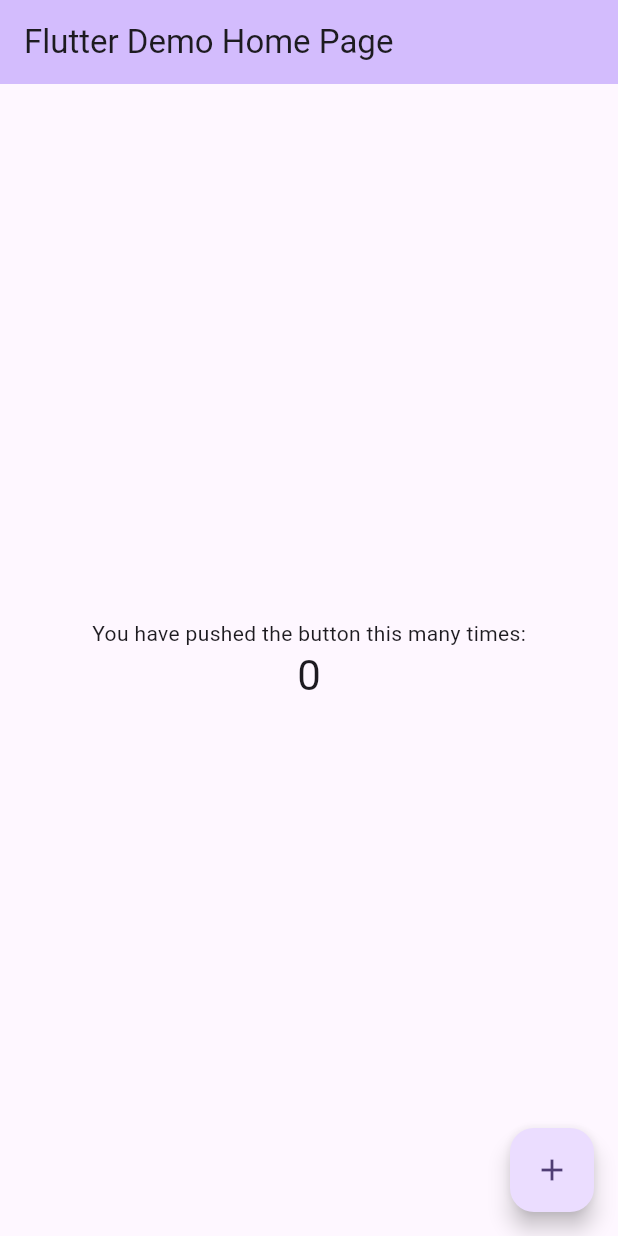
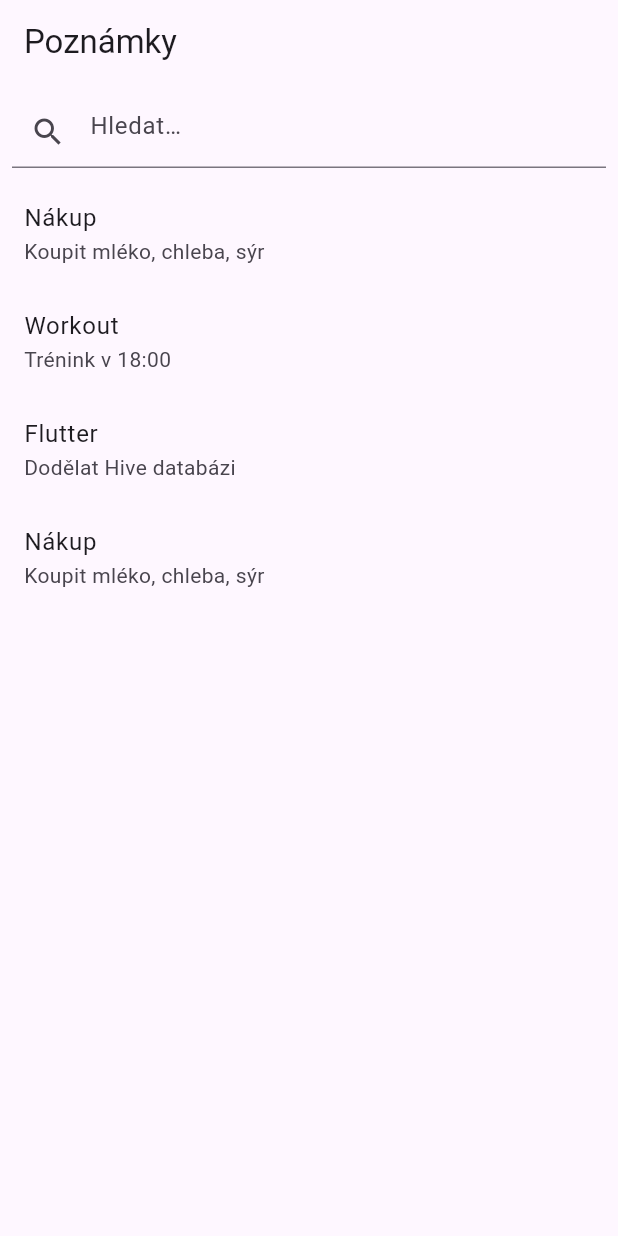
Before and after one commit to F3lda/Notes, a Flutter app: the screen it shows after launch, on a phone screen of 412 x 824 dp. Run offline on Flutter 3.47's test engine with Material 3 defaults, Android fonts, the light colour scheme and no system bars.

Commit message:
Notes Page added (ListView + Search input)

```diff
--- a/lib/main.dart
+++ b/lib/main.dart
@@ -1,37 +1,23 @@
 import 'package:flutter/material.dart';
+import 'package:notes/screens/notes_page.dart';
 
 void main() {
-  runApp(const MyApp());
+  runApp(const NotesApp());
 }
 
-class MyApp extends StatelessWidget {
-  const MyApp({super.key});
+class NotesApp extends StatelessWidget {
+  const NotesApp({super.key});
 
-  // This widget is the root of your application.
   @override
   Widget build(BuildContext context) {
     return MaterialApp(
-      title: 'Flutter Demo',
+      title: 'Notes',
+      debugShowCheckedModeBanner: false,
       theme: ThemeData(
-        // This is the theme of your application.
-        //
-        // TRY THIS: Try running your application with "flutter run". You'll see
-        // the application has a purple toolbar. Then, without quitting the app,
-        // try changing the seedColor in the colorScheme below to Colors.green
-        // and then invoke "hot reload" (save your changes or press the "hot
-        // reload" button in a Flutter-supported IDE, or press "r" if you used
-        // the command line to start the app).
-        //
-        // Notice that the counter didn't reset back to zero; the application
-        // state is not lost during the reload. To reset the state, use hot
-        // restart instead.
-        //
-        // This works for code too, not just values: Most code changes can be
-        // tested with just a hot reload.
         colorScheme: ColorScheme.fromSeed(seedColor: Colors.deepPurple),
         useMaterial3: true,
       ),
-      home: const MyHomePage(title: 'Flutter Demo Home Page'),
+      home: NotesPage(),
     );
   }
 }
--- /dev/null
+++ b/lib/screens/notes_page.dart
@@ -0,0 +1,72 @@
+import 'package:flutter/material.dart';
+import 'package:notes/models/note.dart';
+
+
+
+class NotesPage extends StatefulWidget {
+  const NotesPage({super.key});
+
+  @override
+  State<NotesPage> createState() => _NotesPageState();
+}
+
+class _NotesPageState extends State<NotesPage> {
+  final List<Note> allNotes = [
+    Note(title: 'Nákup', content: 'Koupit mléko, chleba, sýr'),
+    Note(title: 'Workout', content: 'Trénink v 18:00'),
+    Note(title: 'Flutter', content: 'Dodělat Hive databázi'),
+    Note(title: 'Nákup', content: 'Koupit mléko, chleba, sýr'),
+  ];
+
+  List<Note> filteredNotes = [];
+  String query = '';
+
+  @override
+  void initState() {
+    super.initState();
+    filteredNotes = allNotes;
+  }
+
+  void search(String text) {
+    setState(() {
+      query = text.toLowerCase();
+      filteredNotes = allNotes.where((note) {
+        return note.title.toLowerCase().contains(query) || note.content.toLowerCase().contains(query);
+      }).toList();
+    });
+  }
+
+  @override
+  Widget build(BuildContext context) {
+    return Scaffold(
+      appBar: AppBar(title: const Text("Poznámky")),
+      body: Column(
+        children: [
+          Padding(
+            padding: const EdgeInsets.all(8),
+            child: TextField(
+              onChanged: search,
+              decoration: const InputDecoration(
+                hintText: "Hledat…",
+                prefixIcon: Icon(Icons.search),
+              ),
+            ),
+          ),
+
+          Expanded(
+            child: ListView.builder(
+              itemCount: filteredNotes.length,
+              itemBuilder: (_, i) {
+                final note = filteredNotes[i];
+                return ListTile(
+                  title: Text(note.title),
+                  subtitle: Text(note.content),
+                );
+              },
+            ),
+          ),
+        ],
+      ),
+    );
+  }
+}
```
